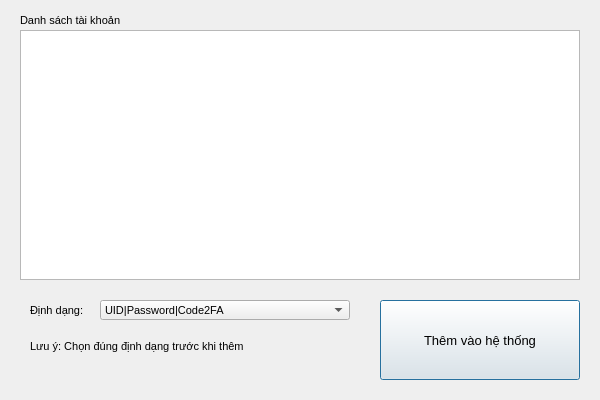
Before: the Qt Designer form FE/AddAccount/addAccount_UI.ui in Taingovan97/facebook_ads, drawn with Qt 5.
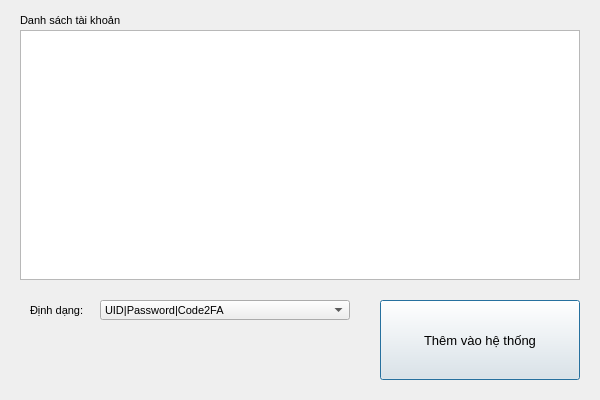
After: the same form once the commit is applied.

The edit to the form file:
```diff
--- a/FE/AddAccount/addAccount_UI.ui
+++ b/FE/AddAccount/addAccount_UI.ui
@@ -90,7 +90,7 @@
     </size>
    </property>
    <property name="text">
-    <string>Lưu ý: Chọn đúng định dạng trước khi thêm</string>
+    <string/>
    </property>
    <property name="alignment">
     <set>Qt::AlignLeading|Qt::AlignLeft|Qt::AlignTop</set>
```
Left out of the diff: 4 changed lines with no effect on the pictures.
